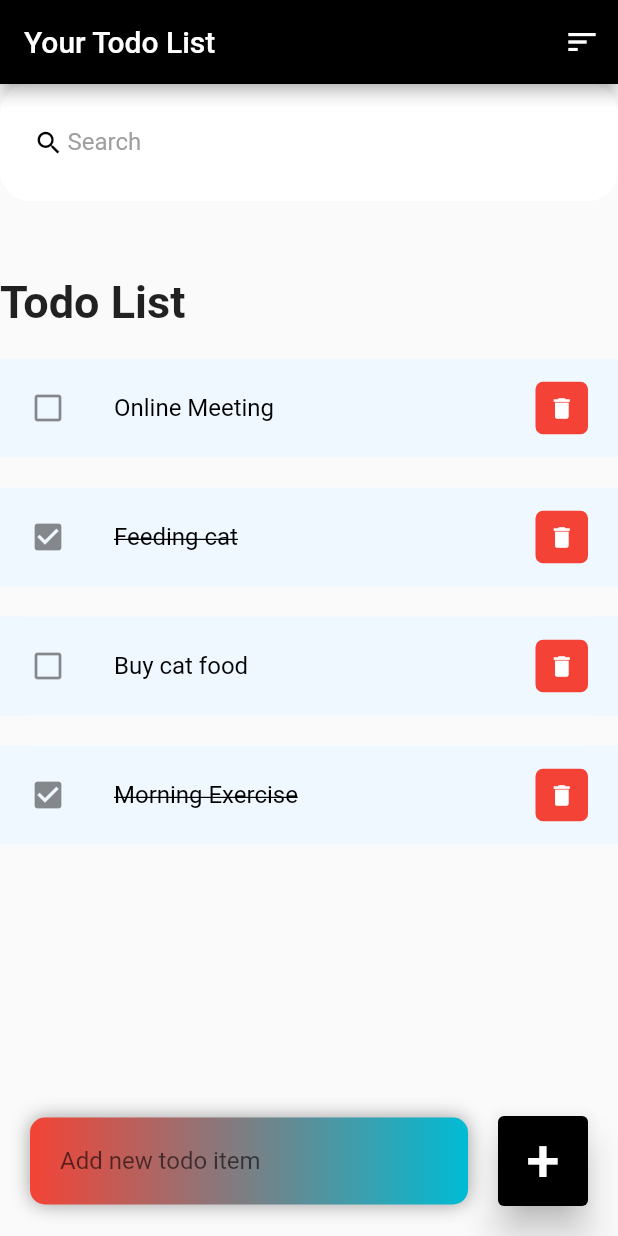
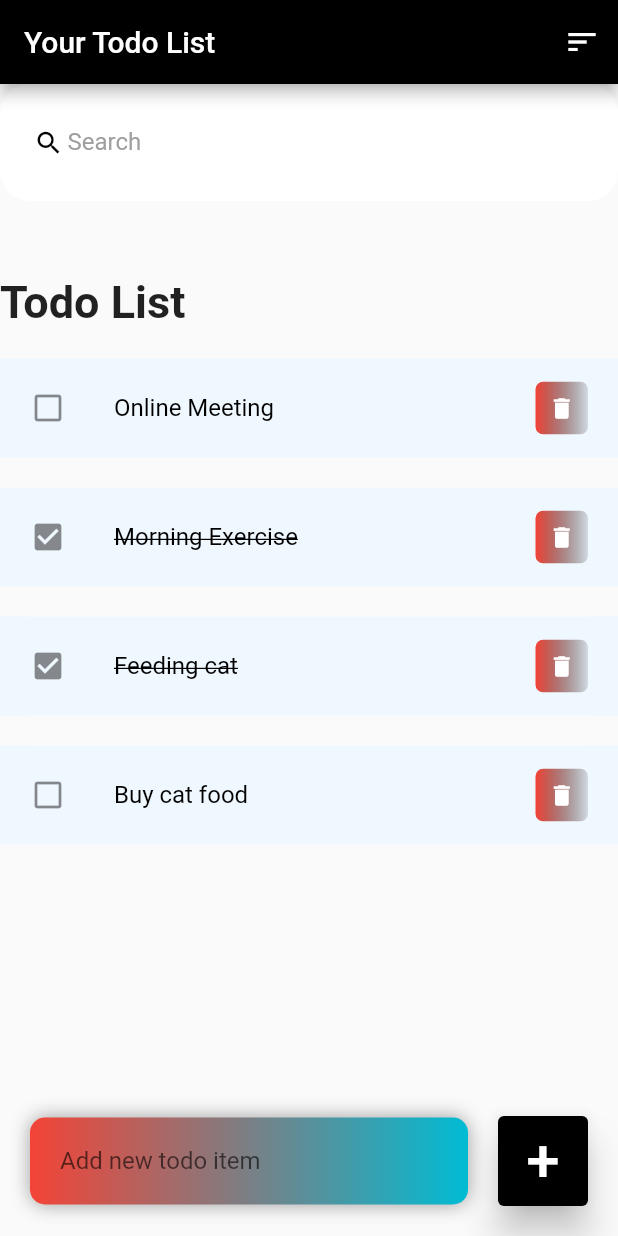
Before and after one commit to PhamLong301/todo_app, a Flutter app: the screen it shows after launch, after a tap on the "sort" icon, on a phone screen of 412 x 824 dp. Run offline on Flutter 3.47's test engine with Material 2 defaults, Android fonts, the phone set to English and light mode, and no system bars.

Commit message:
some think new

```diff
--- a/lib/models/todo_list_model.dart
+++ b/lib/models/todo_list_model.dart
@@ -1,9 +1,9 @@
 
-
+import 'package:provider/provider.dart';
 
 class ToDoModel {
-  String? id;
-  String? todoText;
+  String id;
+  String todoText;
   bool isDone;
 
   ToDoModel({
--- a/lib/screen/home_screen.dart
+++ b/lib/screen/home_screen.dart
@@ -2,7 +2,7 @@ import 'package:flutter/material.dart';
 import 'package:todo_app/models/todo_list_model.dart';
 
 import '../widget/todo_list_widget.dart';
-
+enum FilterOptions { AZ, All, UnDone }
 class HomeScreen extends StatefulWidget {
    HomeScreen({Key? key}) : super(key: key);
 
@@ -11,6 +11,11 @@ class HomeScreen extends StatefulWidget {
 }
 
 class _HomeScreenState extends State<HomeScreen> {
+
+  var _showAZ = false;
+  var _UnDone = false;
+
+
   final todosList = ToDoModel.todoList();
   final _todoController = TextEditingController();
   List<ToDoModel> _foundToDo = [];
@@ -30,10 +35,10 @@ class _HomeScreenState extends State<HomeScreen> {
         actions: <Widget>[
           IconButton(
               onPressed: () {
-
-          },
+                sort();
+              },
               icon: Icon(
-                Icons.sort
+                  Icons.sort
               ))
         ],
       ),
@@ -132,15 +137,25 @@ class _HomeScreenState extends State<HomeScreen> {
  //chuc nang xoa ghi chú
   void _deleteTodoItem(String id){
     setState(() {
+      todosList.removeWhere((item) => item.id == id);
+      ScaffoldMessenger.of(context).showSnackBar(SnackBar(
+        content: Text("Nội dung ghi chú đã được xóa"),
+        duration: Duration(seconds: 1),
+      ));
     });
-    todosList.removeWhere((item) => item.id == id);
+
+  }
+  void sort(){
+    setState(() {
+      _foundToDo.sort((a, b) => a.todoText.compareTo(b.todoText),);
+    });
   }
 //chuc nang them ghi chu
   void _addToDoItem(String toDo){
     setState(() {
       if(toDo.isEmpty){
         ScaffoldMessenger.of(context).showSnackBar(SnackBar(
-          content: Text("Bạn không được để trống"),
+          content: Text("Ghi chú của bạn không có nội dung"),
           duration: Duration(seconds: 1),
         ));
       }else{
--- a/lib/widget/todo_list_widget.dart
+++ b/lib/widget/todo_list_widget.dart
@@ -45,6 +45,9 @@ class TodoItem extends StatelessWidget {
             decoration: BoxDecoration(
               color: Colors.red,
               borderRadius: BorderRadius.circular(5),
+              gradient: LinearGradient(colors: [
+                Colors.red, Colors.black12
+              ])
             ),
             child:IconButton(
               color: Colors.white,
```
Also changed, not shown: lib/widget/add_todo_widget.dart (deleted).
